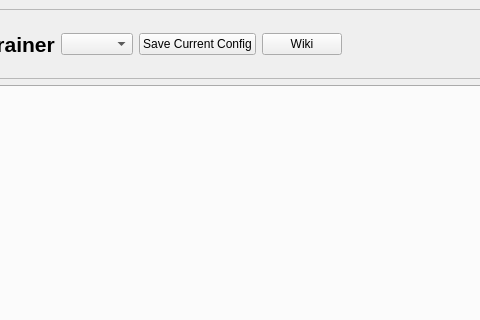
Before: the Qt Designer form modules/ui/views/windows/onetrainer.ui in HashakGik/OneTrainer-QT6, drawn with Qt 5; both pictures show x 131 to 611 and y 0 to 320 of the 1126 by 837 pixel window.
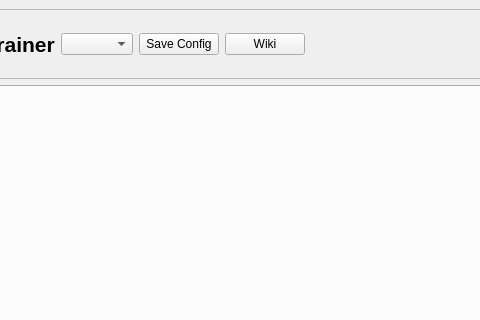
After: the same form once the commit is applied. Icons and pictures are not drawn.

Patch:
```diff
--- a/modules/ui/views/windows/onetrainer.ui
+++ b/modules/ui/views/windows/onetrainer.ui
@@ -74,7 +74,7 @@
        <item>
         <widget class="QPushButton" name="saveConfigBtn">
          <property name="text">
-          <string>Save Current Config</string>
+          <string>Save Config</string>
          </property>
         </widget>
        </item>
```
